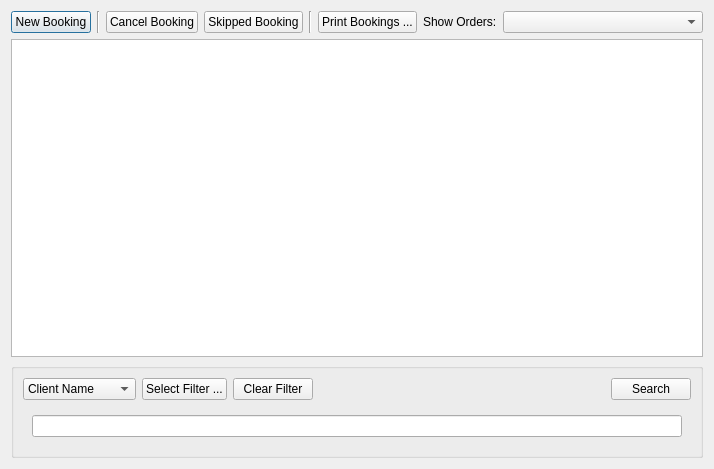
Qt form pixelplan/rave/PixelPlan/bookingorderbrowser.ui (pgathogo/raven) before a commit.
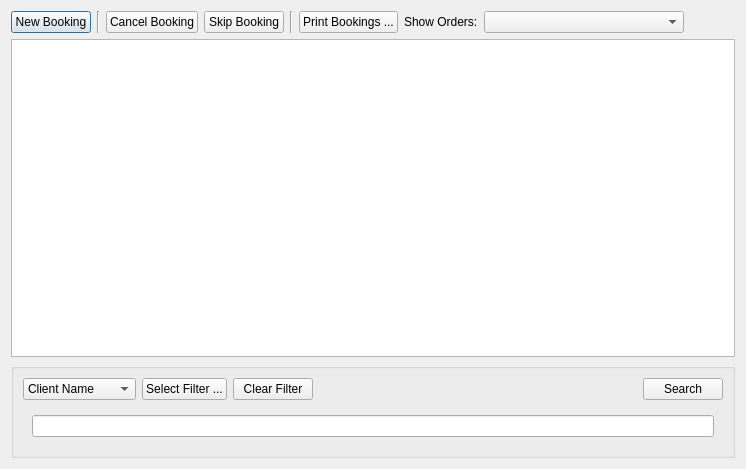
The same form after that commit.

Commit message: PixelPlan: Add reason to void booking

```diff
--- a/pixelplan/rave/PixelPlan/bookingorderbrowser.ui
+++ b/pixelplan/rave/PixelPlan/bookingorderbrowser.ui
@@ -6,7 +6,7 @@
    <rect>
     <x>0</x>
     <y>0</y>
-    <width>702</width>
+    <width>746</width>
     <height>469</height>
    </rect>
   </property>
@@ -42,7 +42,7 @@
        <item>
         <widget class="QPushButton" name="btnSkip">
          <property name="text">
-          <string>Skipped Booking</string>
+          <string>Skip Booking</string>
          </property>
         </widget>
        </item>
```
The commit also changes 33 other files.
